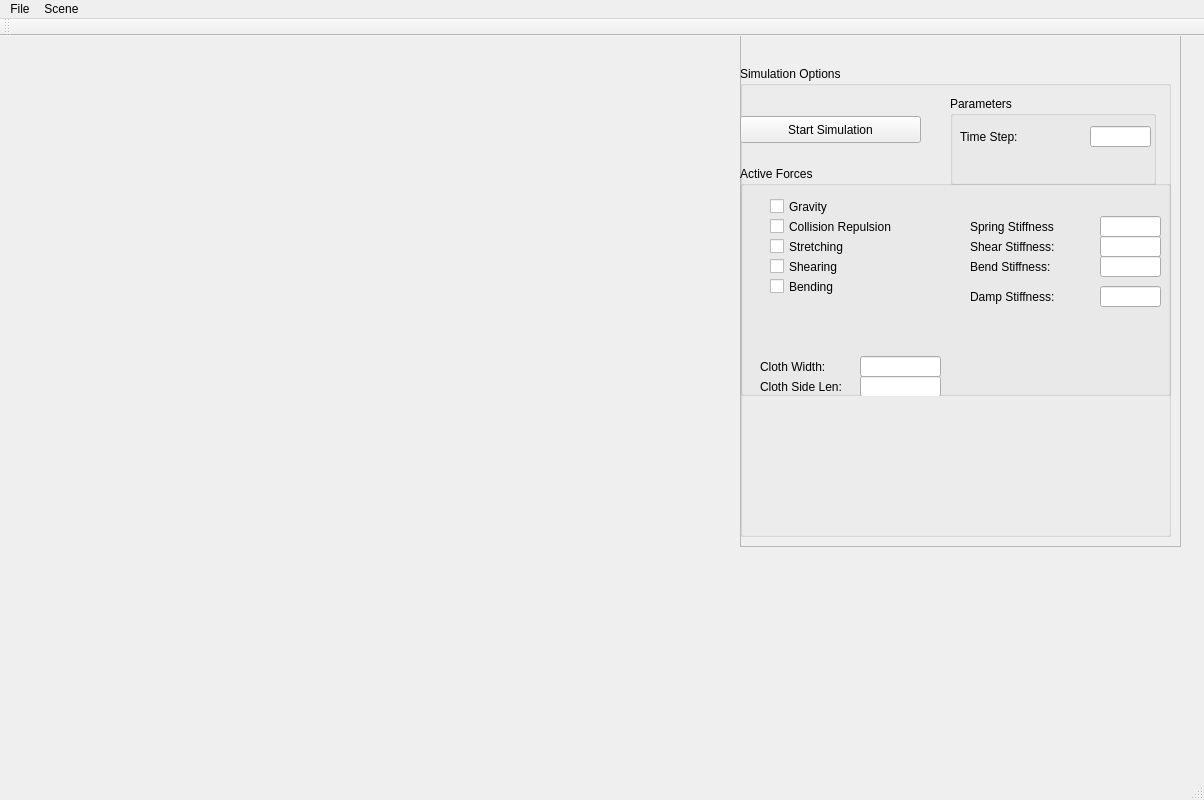
Old version of the form mainwindow.ui in the repository markebbole/cloth.
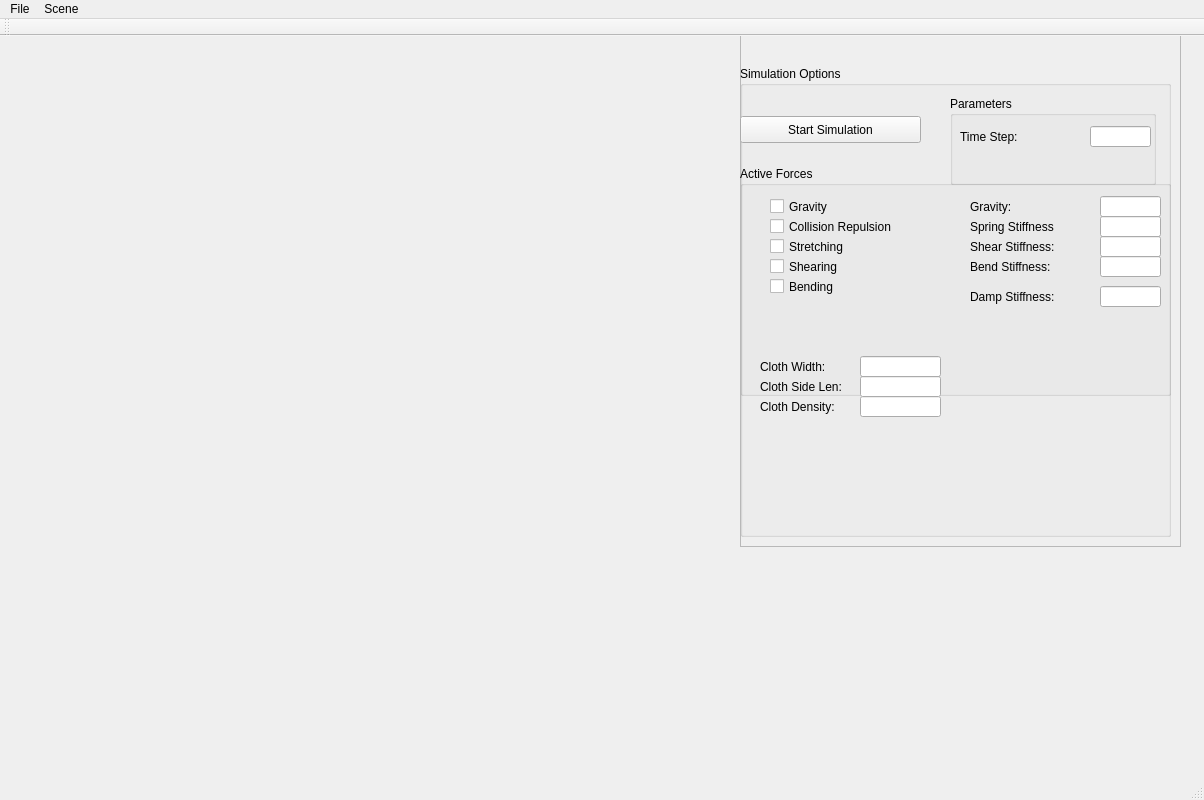
New version of the form. Custom widgets are drawn as their Qt base class.

What changed in the file:
```diff
--- a/mainwindow.ui
+++ b/mainwindow.ui
@@ -287,6 +287,29 @@
         </rect>
        </property>
       </widget>
+      <widget class="QLabel" name="gravityLabel">
+       <property name="geometry">
+        <rect>
+         <x>230</x>
+         <y>30</y>
+         <width>121</width>
+         <height>21</height>
+        </rect>
+       </property>
+       <property name="text">
+        <string>Gravity:</string>
+       </property>
+      </widget>
+      <widget class="QLineEdit" name="gravityEdit">
+       <property name="geometry">
+        <rect>
+         <x>360</x>
+         <y>30</y>
+         <width>61</width>
+         <height>21</height>
+        </rect>
+       </property>
+      </widget>
      </widget>
      <widget class="QPushButton" name="startSimulationButton">
       <property name="geometry">
@@ -383,10 +406,29 @@
        </property>
       </widget>
      </widget>
-     <zorder>activeForcesBox</zorder>
-     <zorder>startSimulationButton</zorder>
-     <zorder>SimParametersBox</zorder>
-     <zorder>clothSideLenEdit</zorder>
+     <widget class="QLabel" name="clothDensityLabel">
+      <property name="geometry">
+       <rect>
+        <x>20</x>
+        <y>330</y>
+        <width>111</width>
+        <height>21</height>
+       </rect>
+      </property>
+      <property name="text">
+       <string>Cloth Density: </string>
+      </property>
+     </widget>
+     <widget class="QLineEdit" name="clothDensityEdit">
+      <property name="geometry">
+       <rect>
+        <x>120</x>
+        <y>330</y>
+        <width>81</width>
+        <height>21</height>
+       </rect>
+      </property>
+     </widget>
     </widget>
    </widget>
   </widget>
```
